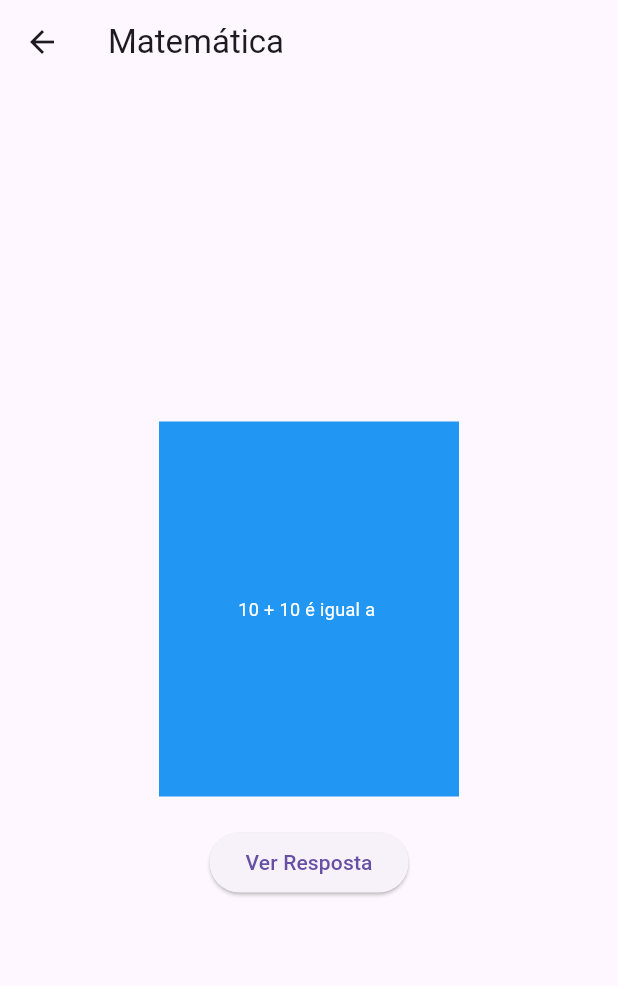
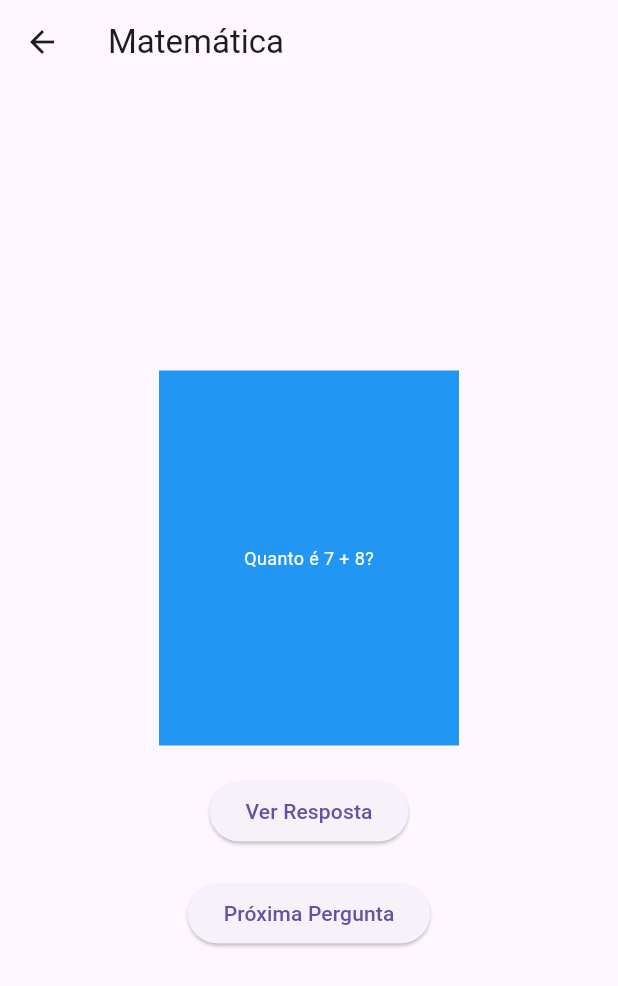
Before and after one commit to bielyra/DesenvolvimentoMobile, a Flutter app: the Matematica screen opened directly, on a phone screen of 412 x 824 dp. Shown: the top 986 px of the screen. Run offline on Flutter 3.47's test engine with Material 3 defaults, Android fonts, the phone set to English and light mode, and no system bars; our stand-ins replace google_fonts; missing offline and left inert: animated_switcher_plus; network calls fail.

Commit message:
Criado pagina Matematica com Perguntas

```diff
--- /dev/null
+++ b/lib/dados.dart
@@ -0,0 +1,25 @@
+final List<String> perguntasMath = [
+  'Quanto é 7 + 8?',
+  'Qual é o dobro de 6?',
+  'Quantas dezenas há em 80?',
+  'Quanto falta para 10 se eu tenho 4?',
+  'Qual número vem antes do 39?',
+  'Pedro tem 15 balas e dá 7 para Ana. Com quantas balas ele ficou?',
+  'Quanto é 9 x 2?',
+  'Se hoje é terça-feira, que dia será daqui a 3 dias?',
+  'Um lápis custa 2 Reais. Quantos lápis posso comprar com 10 Reais?',
+  'Qual é a metade de 20?',
+];
+
+final List<String> respostasMath = [
+  '15',
+  '12',
+  '8 dezenas',
+  'falta 6',
+  '38',
+  '8 balas',
+  '18',
+  'Sexta-Feira',
+  '5 lápis',
+  '10',
+];
--- a/lib/pag2.dart
+++ b/lib/pag2.dart
@@ -1,6 +1,8 @@
+import 'dart:math';
 import 'package:animated_switcher_plus/animated_switcher_plus.dart';
 import 'package:flutter/material.dart';
-
+import 'package:myapp/dados.dart';
+import 'dados.dart';
 
 
 class Matematica extends StatefulWidget {
@@ -13,6 +15,18 @@ class Matematica extends StatefulWidget {
 
 class _MatematicaState extends State<Matematica> {
   bool _showFirst = true; // Track which widget to display
+  var randommath = Random().nextInt(10);
+  void randomizermath(){
+    setState(() {
+      var randommath2 = Random().nextInt(10);
+      if(randommath2 != randommath){
+        randommath = randommath2;
+      }
+      else{
+        randomizermath();
+      }
+    });
+  }
 
   void _toggleWidgets() {
     setState(() {
@@ -39,7 +53,7 @@ class _MatematicaState extends State<Matematica> {
                       color: Colors.blue,
                       child: Center(
                         child: Text(
-                          '10 + 10 é igual a ',
+                          perguntasMath[randommath],
                           style: TextStyle(
                             fontSize: 12,
                             color: Colors.white,
@@ -54,7 +68,7 @@ class _MatematicaState extends State<Matematica> {
                       color: Colors.green,
                       child: Center(
                         child: Text(
-                          '20',
+                          respostasMath[randommath],
                           style: TextStyle(
                             fontSize: 12,
                             color: Colors.white,
@@ -68,6 +82,11 @@ class _MatematicaState extends State<Matematica> {
               onPressed: _toggleWidgets,
               child: Text('Ver Resposta'),
             ),
+            SizedBox(height: 20),
+            ElevatedButton(
+              onPressed: randomizermath,
+              child: Text('Próxima Pergunta'),
+            ),
           ],
         ),
       ),
```
